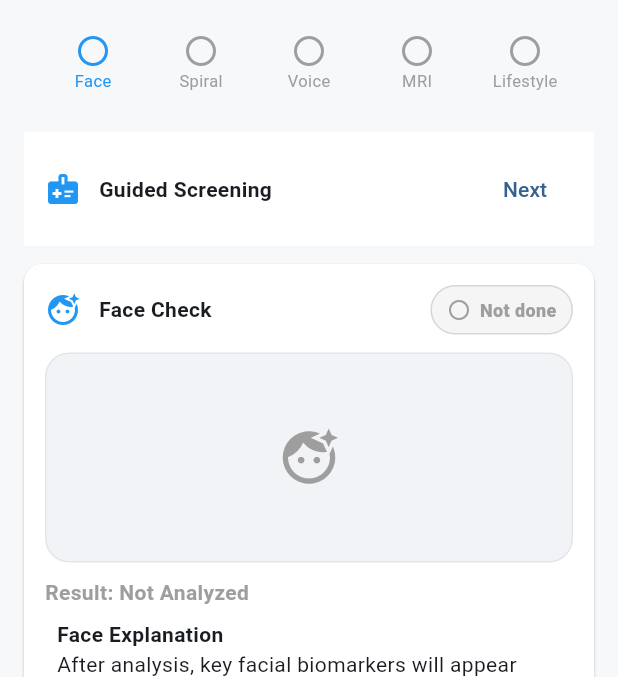
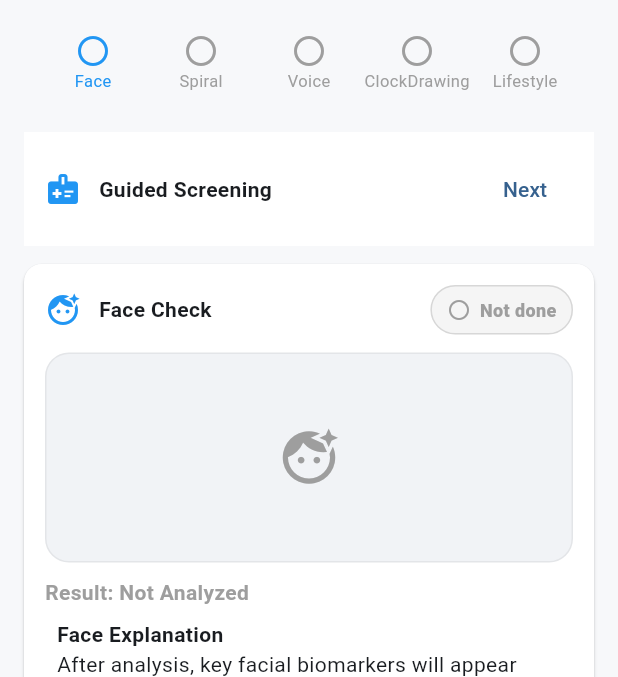
Before and after one commit to MChamuka/LEXMA-APD, a Flutter app: the screen it shows after launch, on a phone screen of 412 x 824 dp, the part 84-761 px from its top. Run offline on Flutter 3.47's test engine with Material 3 defaults, Android fonts, the phone set to English and light mode, and no system bars; our stand-ins replace image_picker, permission_handler; missing offline and left inert: fftea, pytorch_lite, record, tflite_flutter.

```diff
--- a/frontend/lib/pages/home_page.dart
+++ b/frontend/lib/pages/home_page.dart
@@ -143,14 +143,14 @@ class _HomePageState extends State<HomePage> {
         ),
         ModalityUI(
           index: 3,
-          stepName: "MRI",
+          stepName: "ClockDrawing",
           title: "Brain Scan",
-          subtitle: "Upload MRI scan image",
+          subtitle: "Upload ClockDrawing scan image",
           icon: Icons.image_search,
           primaryButton: "Upload Scan",
           type: 'image',
           model: _dementiaModel,
-          explainTitle: "MRI Explanation",
+          explainTitle: "ClockDrawing Explanation",
           explainBody: "After analysis, the diagnosis result will be shown.",
         ),
         ModalityUI(
```
Also changed, not shown: 7 other files.
